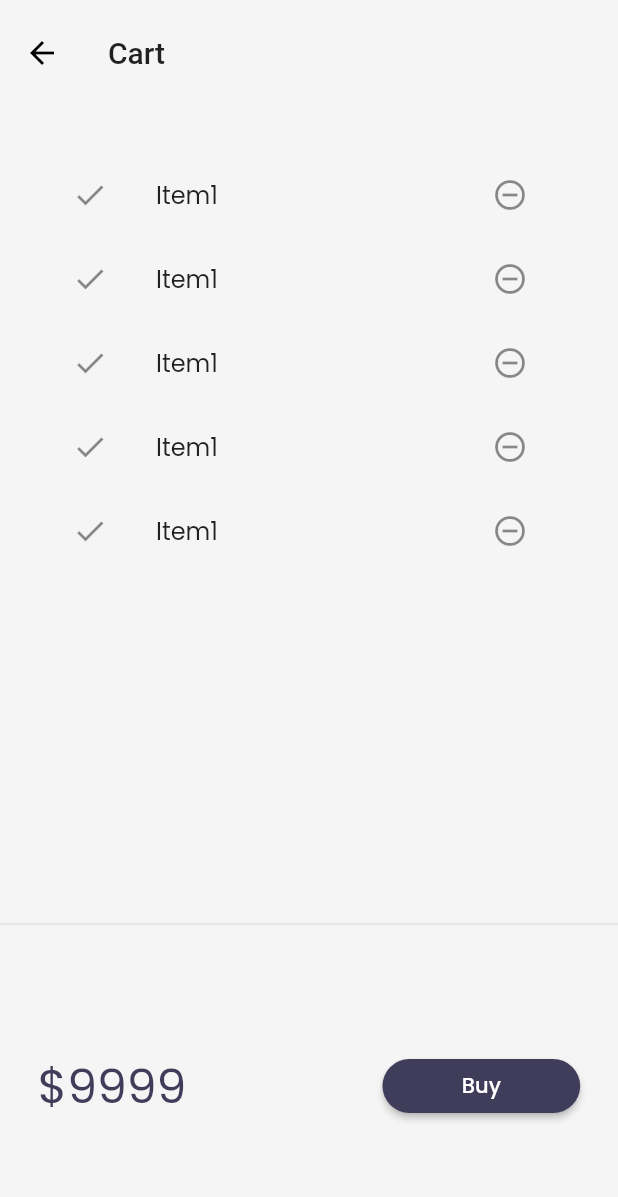
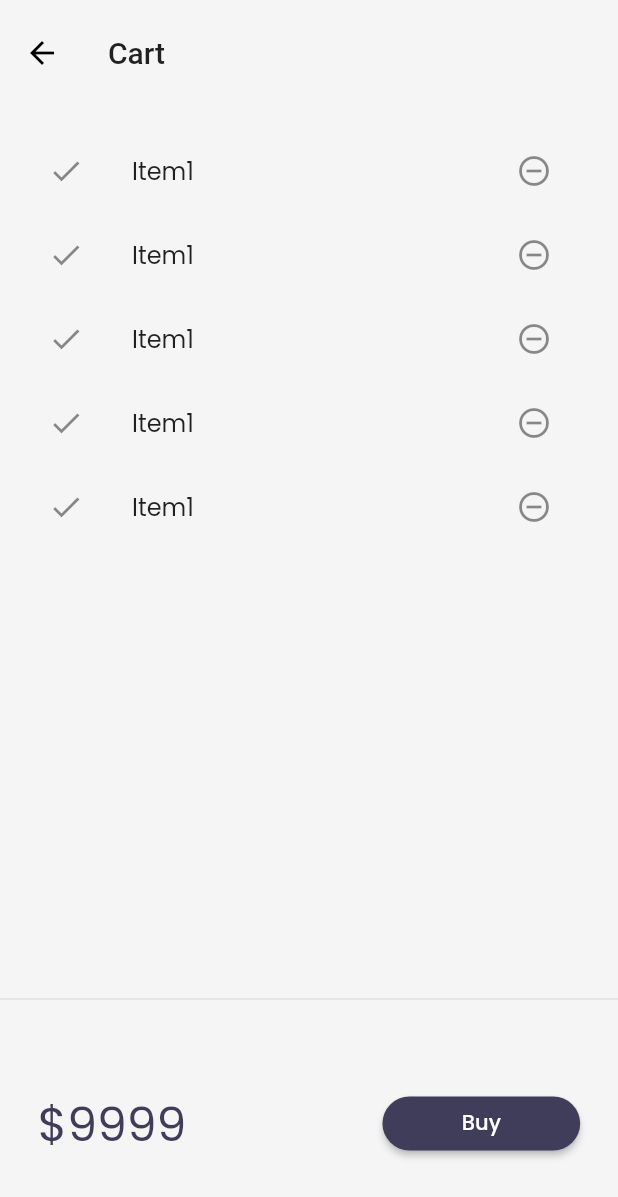
Before and after one commit to Slutishboy/flutterProject, a Flutter app: the CartPage screen opened by its route, on a phone screen of 412 x 824 dp. Shown: the top 1197 px of the screen. Run offline on Flutter 3.47's test engine with Material 2 defaults, Android fonts, the phone set to English and light mode, and no system bars; our stand-ins replace google_fonts, velocity_x; missing offline and left inert: vxstate; network calls fail.

Commit message:
22Completed

```diff
--- a/lib/models/catalog.dart
+++ b/lib/models/catalog.dart
@@ -4,11 +4,11 @@ import 'dart:convert';
 class CatelogModal {
   static List<Item> items = [];
   // Get item by id
-  static Item getById(int id) =>
+   Item getById(int id) =>
       items.firstWhere((element) => (element.id == id), orElse: null);
 
   // Get item by position
-  static Item getByPosition(int pos) => items[pos];
+  Item getByPosition(int pos) => items[pos];
 }
 
 class Item {
--- a/lib/pages/cart_page.dart
+++ b/lib/pages/cart_page.dart
@@ -9,13 +9,17 @@ class CartPage extends StatelessWidget {
   Widget build(BuildContext context) {
     return Scaffold(
       backgroundColor: context.canvasColor,
-      appBar: AppBar(backgroundColor: Colors.transparent
-      ,title: "Cart".text.make(),),
-      body: Column(children: [
-        CartList().p32().expand(),
-        Divider(),
-        _CartTotal(),
-      ],),
+      appBar: AppBar(
+        backgroundColor: Colors.transparent,
+        title: "Cart".text.make(),
+      ),
+      body: Column(
+        children: [
+          CartList().p16().expand(),
+          Divider(),
+          _CartTotal(),
+        ],
+      ),
     );
   }
 }
@@ -26,14 +30,24 @@ class _CartTotal extends StatelessWidget {
   @override
   Widget build(BuildContext context) {
     return SizedBox(
-      height: 200,
+      height: 150,
       child: Row(
         mainAxisAlignment: MainAxisAlignment.spaceAround,
         children: [
           "\$9999".text.xl4.color(context.accentColor).make(),
           30.widthBox,
-          ElevatedButton(onPressed: (){},style: ButtonStyle(backgroundColor: MaterialStateProperty.all(context.theme.buttonColor),
-          shape: MaterialStateProperty.all(StadiumBorder())), child: "Buy".text.color(Colors.white).make()).w32(context)
+          ElevatedButton(
+                  onPressed: () {
+                    ScaffoldMessenger.of(context).showSnackBar(SnackBar(
+                      content: "Buying not supported yet".text.make(),
+                    ));
+                  },
+                  style: ButtonStyle(
+                      backgroundColor:
+                          MaterialStateProperty.all(context.theme.buttonColor),
+                      shape: MaterialStateProperty.all(StadiumBorder())),
+                  child: "Buy".text.color(Colors.white).make())
+              .w32(context)
         ],
       ),
     );
@@ -53,10 +67,11 @@ class _CartListState extends State<CartList> {
     return ListView.builder(
       itemCount: 5,
       itemBuilder: ((context, index) => ListTile(
-        leading: Icon(Icons.done),
-        trailing: IconButton(onPressed: (){}, icon: Icon(Icons.remove_circle_outline)),
-        title: "Item1".text.make(),
-      )),
+            leading: Icon(Icons.done),
+            trailing: IconButton(
+                onPressed: () {}, icon: Icon(Icons.remove_circle_outline)),
+            title: "Item1".text.make(),
+          )),
     );
   }
 }
--- a/lib/pages/home_widgets/catalogList.dart
+++ b/lib/pages/home_widgets/catalogList.dart
@@ -15,7 +15,7 @@ class CatalogList extends StatelessWidget {
       shrinkWrap: true,
       itemCount: CatelogModal.items.length,
       itemBuilder: (context, index) {
-        final catalog = CatelogModal.getByPosition(index);
+        final catalog = CatelogModal.items[index];
         return InkWell(
 
             onTap: () => Navigator.push(
```
Also changed, not shown: lib/models/cart.dart (added, +28 -0 lines).
